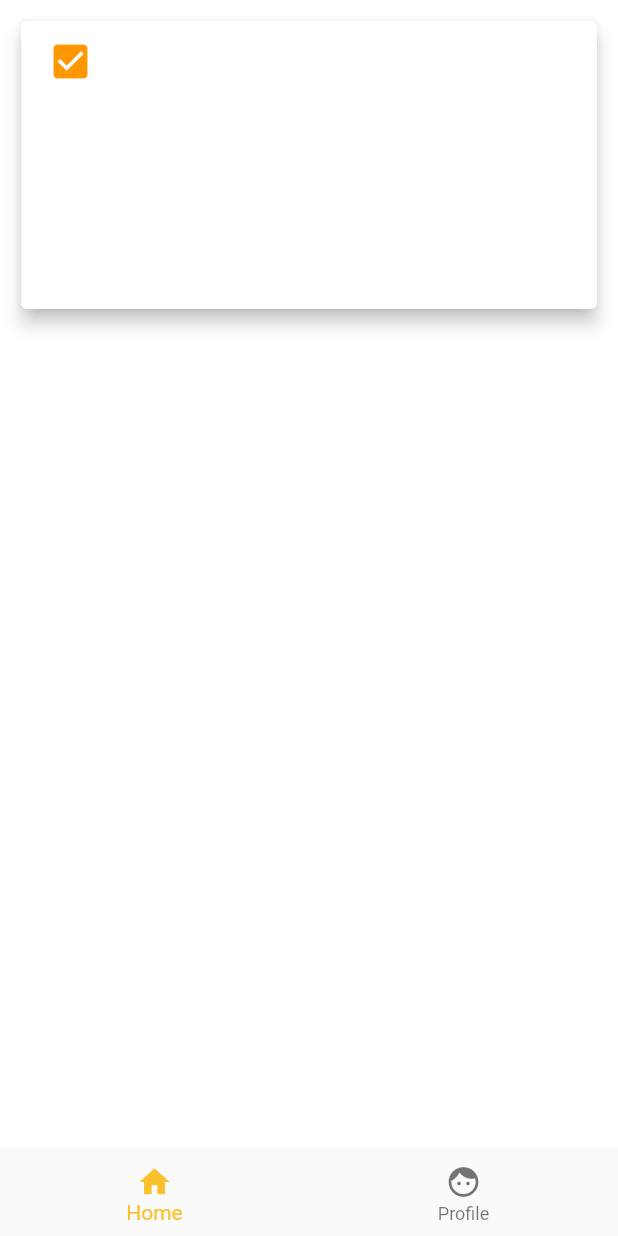
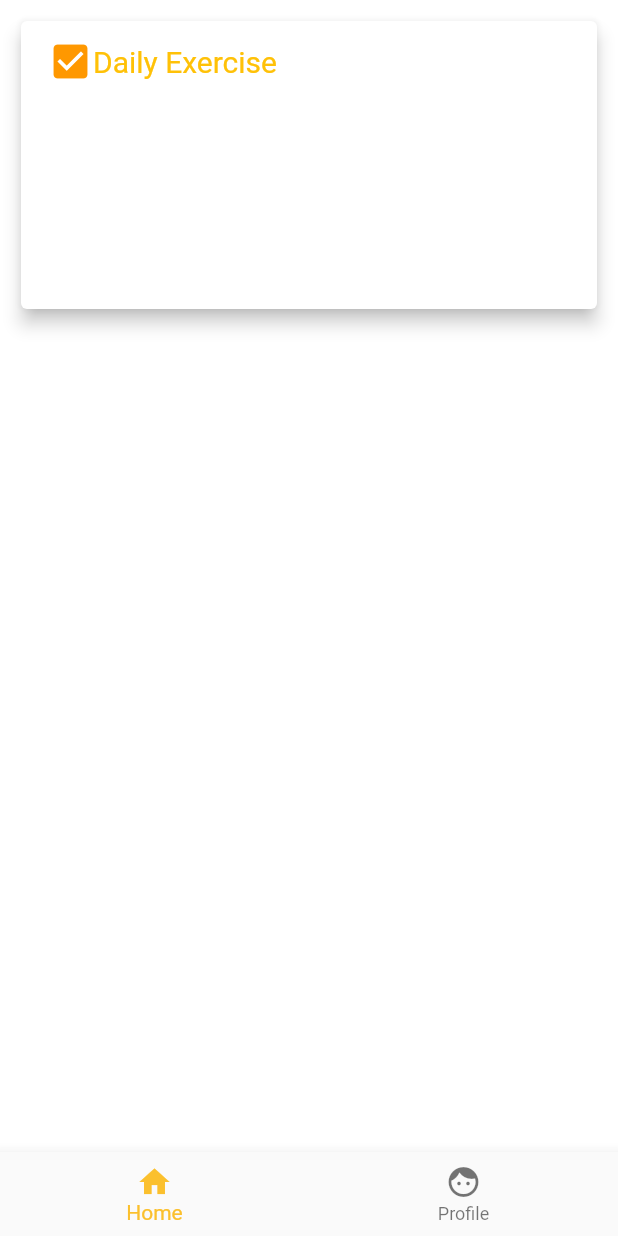
Before and after one commit to ajiekw/rehears, a Flutter app: the MyStatefulWidget screen opened directly, on a phone screen of 412 x 824 dp. Run offline on Flutter 3.47's test engine with Material 2 defaults, Android fonts, the phone set to English and light mode, and no system bars.

Commit message:
card update

```diff
--- a/lib/home-page.dart
+++ b/lib/home-page.dart
@@ -43,7 +43,11 @@ class HomeBody extends StatelessWidget {
                                   changeIcon(),
                                   SizedBox(
                                     height: 10,
-                                  )
+                                  ),
+                                  DailyText(),
+                                  SizedBox(
+                                    height: 10,
+                                  ),
                                 ],
                               )
                             ],
@@ -77,7 +81,18 @@ class HomeBody extends StatelessWidget {
     );
   }
 
-  Widget DailyText() {}
+  Widget DailyText() {
+    return Align(
+      alignment: Alignment.topLeft,
+      child: Text(
+        "Daily Exercise",
+        style: TextStyle(
+          color: Colors.amber,
+          fontSize: 20,
+        ),
+      ),
+    );
+  }
 
   Widget changeIcon() {
     return Align(
```
